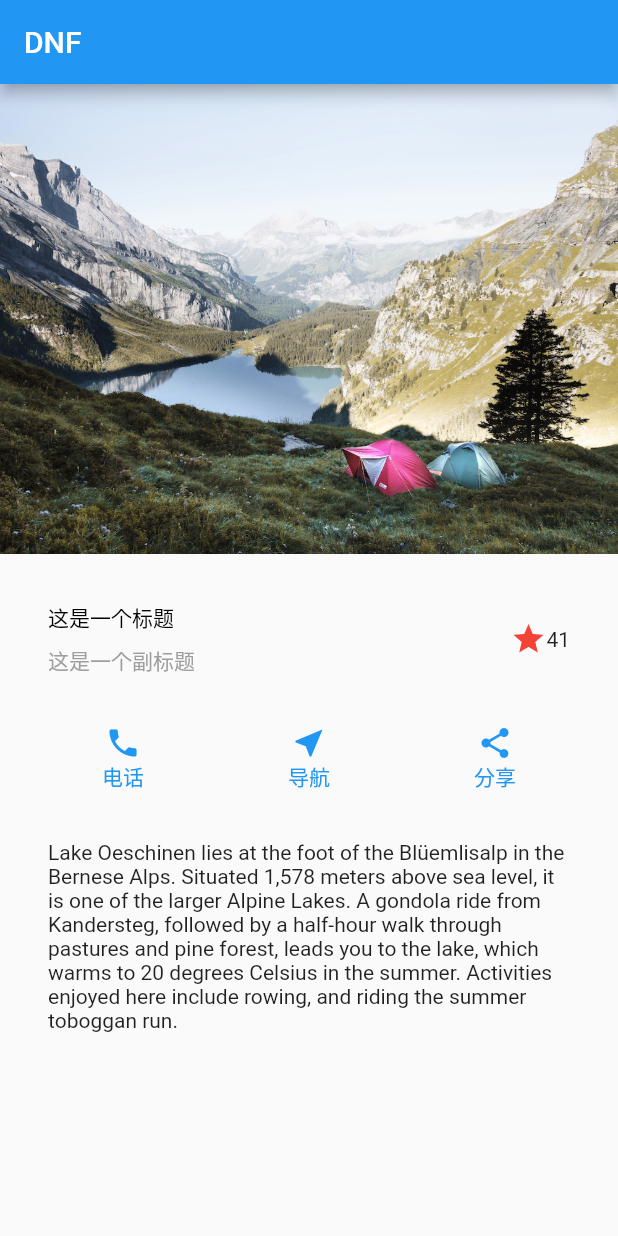
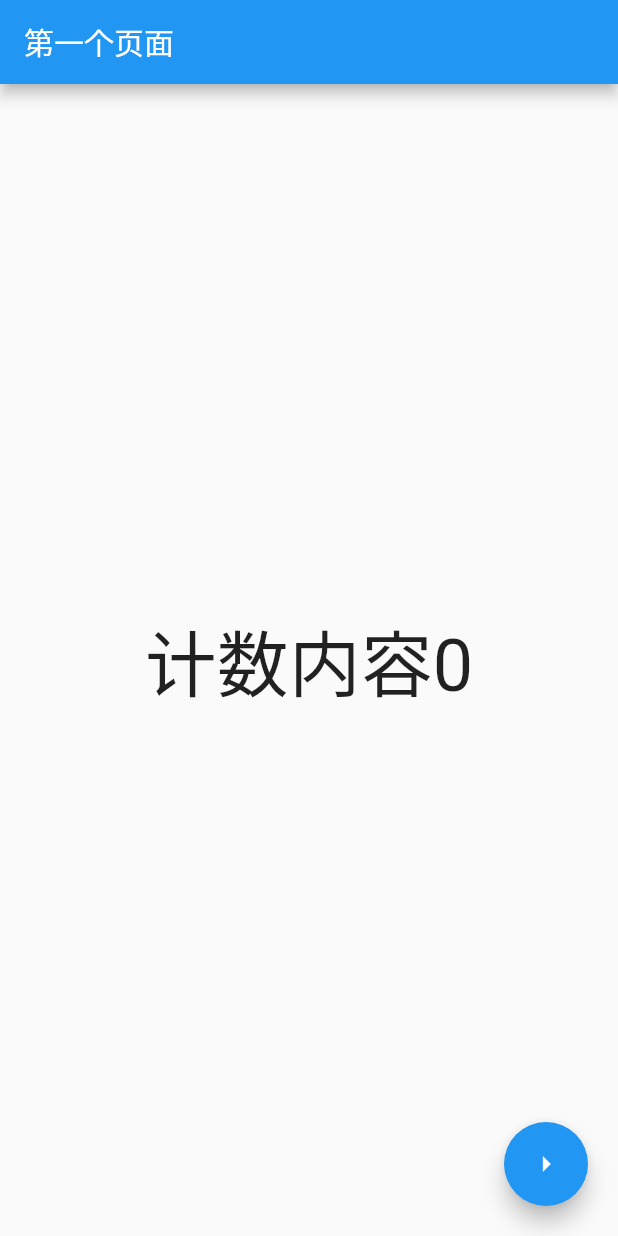
Before and after one commit to CocoForAndroid/FlutterStudy, a Flutter app: the screen it shows after launch, on a phone screen of 412 x 824 dp. Run offline on Flutter 3.47's test engine with Material 2 defaults, Android fonts, the phone set to English and light mode, and no system bars.

Commit message:
provider练习

```diff
--- /dev/null
+++ b/flutter_app/lib/arguments.dart
@@ -0,0 +1,6 @@
+class Arguments{
+  final String msg;
+  final String title;
+
+  Arguments(this.msg, this.title);
+}
--- /dev/null
+++ b/flutter_app/lib/count_model.dart
@@ -0,0 +1,12 @@
+import 'package:flutter/material.dart';
+
+class CountModel with ChangeNotifier {
+  int _count = 0;
+
+  int get value => _count;
+
+  void increment(){
+    _count++;
+    notifyListeners();
+  }
+}
--- a/flutter_app/lib/main.dart
+++ b/flutter_app/lib/main.dart
@@ -1,7 +1,21 @@
 import 'package:flutter/material.dart';
 import 'package:flutter/widgets.dart';
+import 'package:flutter_app/count_model.dart';
+import 'package:provider/provider.dart';
 
-void main() => runApp(MyApp());
+import 'extra_screen.dart';
+
+void main() {
+  final counter = CountModel();
+  final textSize = 48;
+  return runApp(Provider<int>.value(
+    child: ChangeNotifierProvider.value(
+      value: counter,
+      child: MyApp(),
+    ),
+    value: textSize,
+  ));
+}
 
 class MyApp extends StatelessWidget {
   // This widget is the root of your application.
@@ -11,115 +25,39 @@ class MyApp extends StatelessWidget {
         title: 'DNF Garllery',
         home: Scaffold(
             appBar: AppBar(
-              title: Text('DNF'),
+              title: Text('第一个页面'),
             ),
-            body: _buildBody()));
+            body: FirstPage()));
   }
+}
 
-  //创建body部分
-  Widget _buildBody() => Container(
-        child: ListView( children: <Widget>[
-          _buildImage(),
-          _buildTitleSection(),
-          _buildCenterIcons(),
-          _buildBottomSection()
-        ],)
-      );
+class FirstPage extends StatelessWidget {
+  Widget build(BuildContext context) => Container(
+        child: Stack(
+          children: <Widget>[
+            Center(
+                child: GestureDetector(
+              child: Text(
+                '计数内容${Provider.of<CountModel>(context).value}',
+                style:
+                    TextStyle(fontSize: Provider.of<int>(context).toDouble()),
+              ),
+              onTap: () => {
 
-  //顶部图片
-  Image _buildImage() => Image.asset("images/lake.jpg",fit:BoxFit.cover);
-
-  //标题行
-  Widget _buildTitleSection() => Container(
-        child: Row(
-          children: <Widget>[
-            Expanded(
-              child: Column(
-                crossAxisAlignment: CrossAxisAlignment.start,
-                children: <Widget>[
-                  Container(
-                    child: Text(
-                      "这是一个标题",
-                      style: TextStyle(color: Colors.black),
-                    ),
-                    padding: const EdgeInsets.only(bottom: 8),
-                  ),
-                  Container(
-                      child: Text(
-                    "这是一个副标题",
-                    style: TextStyle(color: Colors.grey[500]),
-                  ))
-                ],
+              },
+            )),
+            Positioned(
+              child: FloatingActionButton(
+                child: Icon(Icons.arrow_right),
+                onPressed: () {
+                  Navigator.push(context,
+                      MaterialPageRoute(builder: (context) => ExtraScreen()));
+                },
               ),
-            ),
-            Icon(
-              Icons.star,
-              color: Colors.red,
-            ),
-            Text("41")
-          ],
-        ),
-        padding: const EdgeInsets.all(32),
-      );
-
-  //中间图标部分
-  Widget _buildCenterIcons() => Container(
-        padding: const EdgeInsets.fromLTRB(20, 0, 20, 0),
-        child: Row(
-          mainAxisAlignment: MainAxisAlignment.spaceAround,
-          children: <Widget>[
-            _buildIconItem(0),
-            _buildIconItem(1),
-            _buildIconItem(2),
+              right: 20,
+              bottom: 20,
+            )
           ],
         ),
       );
-
-  //底部文字部分
-  Widget _buildBottomSection() => Container(
-        padding: const EdgeInsets.all(32),
-        child: Text(
-            'Lake Oeschinen lies at the foot of the Blüemlisalp in the Bernese '
-            'Alps. Situated 1,578 meters above sea level, it is one of the '
-            'larger Alpine Lakes. A gondola ride from Kandersteg, followed by a '
-            'half-hour walk through pastures and pine forest, leads you to the '
-            'lake, which warms to 20 degrees Celsius in the summer. Activities '
-            'enjoyed here include rowing, and riding the summer toboggan run.'),
-
-      );
-
-
-  //构造图标item
-  Widget _buildIconItem(int index) {
-    var icon;
-    var title;
-    switch (index) {
-      case 0:
-        icon = Icons.phone;
-        title = "电话";
-        break;
-      case 1:
-        icon = Icons.near_me;
-        title = "导航";
-        break;
-      case 2:
-        icon = Icons.share;
-        title = "分享";
-        break;
-    }
-    return Container(
-      child: Column(
-        children: <Widget>[
-          Icon(
-            icon,
-            color: Colors.blue,
-          ),
-          Text(
-            title,
-            style: TextStyle(color: Colors.blue),
-          )
-        ],
-      ),
-    );
-  }
 }
--- a/flutter_app/pubspec.yaml
+++ b/flutter_app/pubspec.yaml
@@ -10,7 +10,7 @@ description: A new Flutter application.
 version: 1.0.0+1
 
 environment:
-  sdk: ">=2.0.0-dev.68.0 <3.0.0"
+  sdk: ">=2.2.0 <3.0.0"
 
 dependencies:
   flutter:
@@ -19,7 +19,7 @@ dependencies:
   # The following adds the Cupertino Icons font to your application.
   # Use with the CupertinoIcons class for iOS style icons.
   cupertino_icons: ^0.1.2
-
+  provider: ^3.1.0
 dev_dependencies:
   flutter_test:
     sdk: flutter
```
Also changed, not shown: flutter_app/lib/extra_screen.dart (added, +42 -0 lines).
